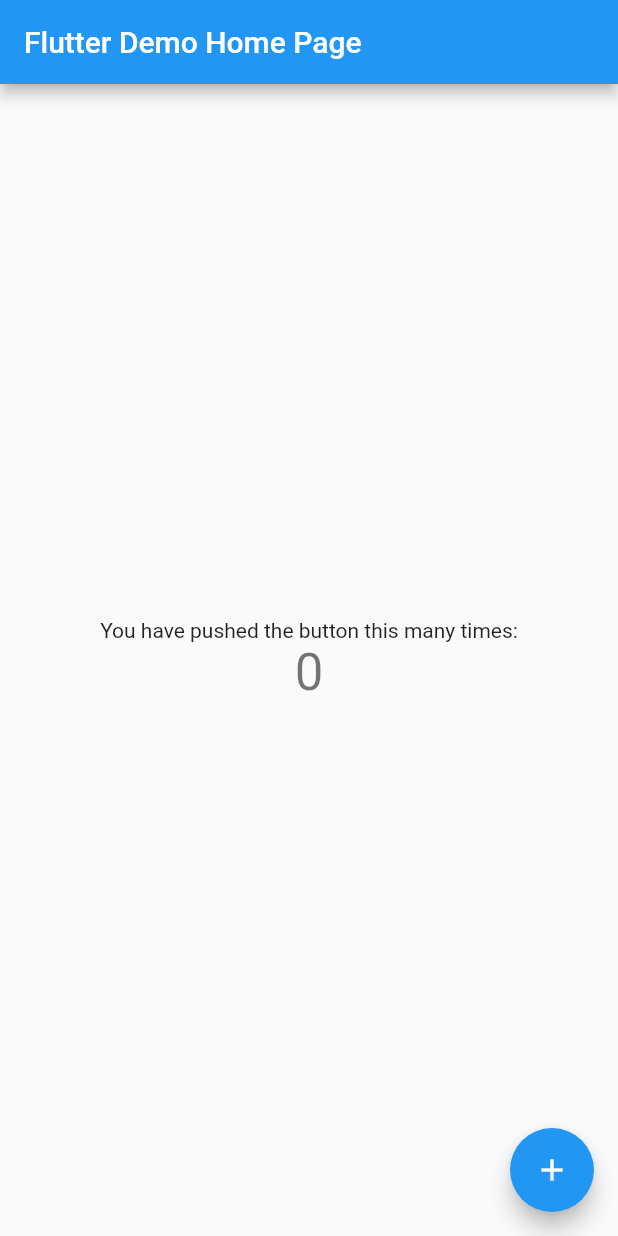
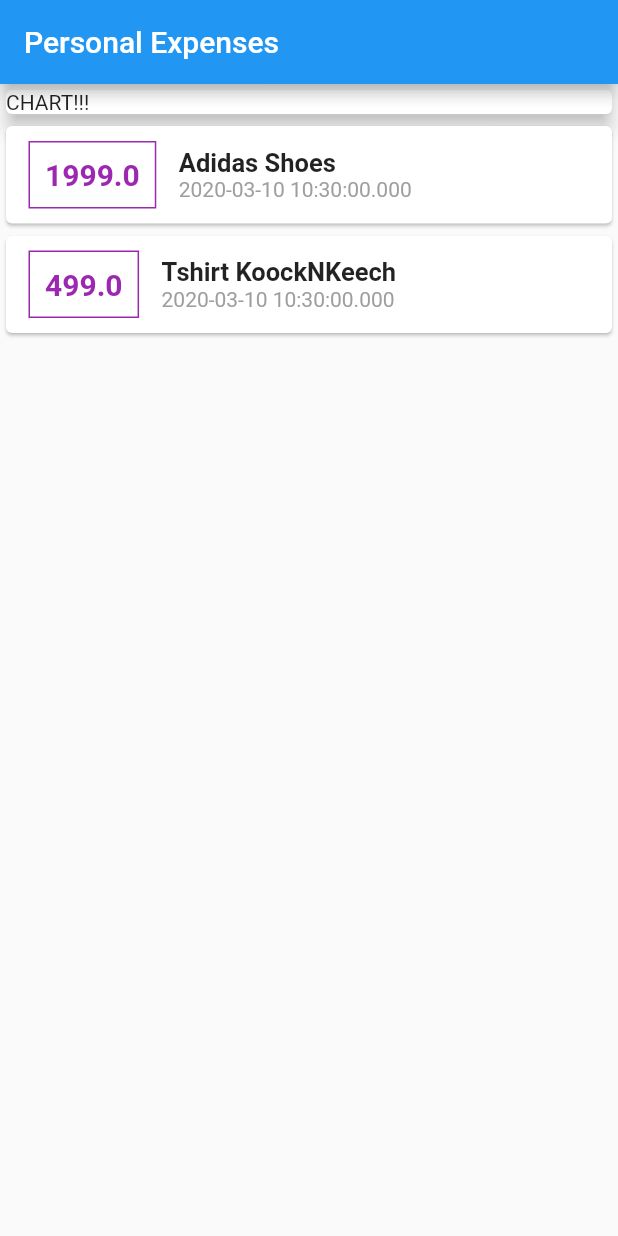
Before and after one commit to surajrocks1997/Personal-Expenses-App, a Flutter app: the screen it shows after launch, on a phone screen of 412 x 824 dp. Run offline on Flutter 3.47's test engine with Material 2 defaults, Android fonts, the phone set to English and light mode, and no system bars.

Commit message:
Basic BluePrint and List of Tx

```diff
--- a/lib/main.dart
+++ b/lib/main.dart
@@ -1,111 +1,95 @@
 import 'package:flutter/material.dart';
+import './transaction.dart';
 
 void main() => runApp(MyApp());
 
 class MyApp extends StatelessWidget {
-  // This widget is the root of your application.
   @override
   Widget build(BuildContext context) {
     return MaterialApp(
-      title: 'Flutter Demo',
-      theme: ThemeData(
-        // This is the theme of your application.
-        //
-        // Try running your application with "flutter run". You'll see the
-        // application has a blue toolbar. Then, without quitting the app, try
-        // changing the primarySwatch below to Colors.green and then invoke
-        // "hot reload" (press "r" in the console where you ran "flutter run",
-        // or simply save your changes to "hot reload" in a Flutter IDE).
-        // Notice that the counter didn't reset back to zero; the application
-        // is not restarted.
-        primarySwatch: Colors.blue,
-      ),
-      home: MyHomePage(title: 'Flutter Demo Home Page'),
+      title: 'Personal Expenses',
+      home: MyHomePage(),
     );
   }
 }
 
-class MyHomePage extends StatefulWidget {
-  MyHomePage({Key key, this.title}) : super(key: key);
-
-  // This widget is the home page of your application. It is stateful, meaning
-  // that it has a State object (defined below) that contains fields that affect
-  // how it looks.
-
-  // This class is the configuration for the state. It holds the values (in this
-  // case the title) provided by the parent (in this case the App widget) and
-  // used by the build method of the State. Fields in a Widget subclass are
-  // always marked "final".
-
-  final String title;
-
-  @override
-  _MyHomePageState createState() => _MyHomePageState();
-}
-
-class _MyHomePageState extends State<MyHomePage> {
-  int _counter = 0;
-
-  void _incrementCounter() {
-    setState(() {
-      // This call to setState tells the Flutter framework that something has
-      // changed in this State, which causes it to rerun the build method below
-      // so that the display can reflect the updated values. If we changed
-      // _counter without calling setState(), then the build method would not be
-      // called again, and so nothing would appear to happen.
-      _counter++;
-    });
-  }
+class MyHomePage extends StatelessWidget {
+  final List<Transaction> transaction = [
+    Transaction(
+      id: '1',
+      title: 'Adidas Shoes',
+      amount: 1999,
+      date: DateTime.now(),
+    ),
+    Transaction(
+      id: '2',
+      title: 'Tshirt KoockNKeech',
+      amount: 499,
+      date: DateTime.now(),
+    ),
+  ];
 
   @override
   Widget build(BuildContext context) {
-    // This method is rerun every time setState is called, for instance as done
-    // by the _incrementCounter method above.
-    //
-    // The Flutter framework has been optimized to make rerunning build methods
-    // fast, so that you can just rebuild anything that needs updating rather
-    // than having to individually change instances of widgets.
     return Scaffold(
       appBar: AppBar(
-        // Here we take the value from the MyHomePage object that was created by
-        // the App.build method, and use it to set our appbar title.
-        title: Text(widget.title),
+        title: Text('Personal Expenses'),
       ),
-      body: Center(
-        // Center is a layout widget. It takes a single child and positions it
-        // in the middle of the parent.
-        child: Column(
-          // Column is also a layout widget. It takes a list of children and
-          // arranges them vertically. By default, it sizes itself to fit its
-          // children horizontally, and tries to be as tall as its parent.
-          //
-          // Invoke "debug painting" (press "p" in the console, choose the
-          // "Toggle Debug Paint" action from the Flutter Inspector in Android
-          // Studio, or the "Toggle Debug Paint" command in Visual Studio Code)
-          // to see the wireframe for each widget.
-          //
-          // Column has various properties to control how it sizes itself and
-          // how it positions its children. Here we use mainAxisAlignment to
-          // center the children vertically; the main axis here is the vertical
-          // axis because Columns are vertical (the cross axis would be
-          // horizontal).
-          mainAxisAlignment: MainAxisAlignment.center,
-          children: <Widget>[
-            Text(
-              'You have pushed the button this many times:',
+      body: Column(
+        children: <Widget>[
+          Container(
+            width: double.infinity,
+            child: Card(
+              child: Text('CHART!!!'),
+              elevation: 5,
             ),
-            Text(
-              '$_counter',
-              style: Theme.of(context).textTheme.display1,
-            ),
-          ],
-        ),
+          ),
+          Column(
+            children: transaction.map((tx) {
+              return Card(
+                child: Row(
+                  children: <Widget>[
+                    Container(
+                      margin:
+                          EdgeInsets.symmetric(vertical: 10, horizontal: 15),
+                      decoration: BoxDecoration(
+                          border: Border.all(
+                        color: Colors.purple,
+                        width: 1,
+                      )),
+                      padding: EdgeInsets.all(10),
+                      child: Text(
+                        tx.amount.toString(),
+                        style: TextStyle(
+                          fontWeight: FontWeight.bold,
+                          fontSize: 20,
+                          color: Colors.purple,
+                        ),
+                      ),
+                    ),
+                    Column(
+                      crossAxisAlignment: CrossAxisAlignment.start,
+                      children: <Widget>[
+                        Text(
+                          tx.title,
+                          style: TextStyle(
+                            fontSize: 17,
+                            fontWeight: FontWeight.bold,
+                          ),
+                        ),
+                        Text(
+                          tx.date.toString(),
+                          style: TextStyle(color: Colors.grey,),
+                        ),
+                      ],
+                    )
+                  ],
+                ),
+              );
+            }).toList(),
+          ),
+        ],
       ),
-      floatingActionButton: FloatingActionButton(
-        onPressed: _incrementCounter,
-        tooltip: 'Increment',
-        child: Icon(Icons.add),
-      ), // This trailing comma makes auto-formatting nicer for build methods.
     );
   }
 }
--- /dev/null
+++ b/lib/transaction.dart
@@ -0,0 +1,15 @@
+import 'package:flutter/foundation.dart';
+
+class Transaction {
+  final String id;
+  final String title;
+  final double amount;
+  final DateTime date;
+
+  Transaction({
+    @required this.id,
+    @required this.title,
+    @required this.amount,
+    @required this.date,
+  });
+}
```
